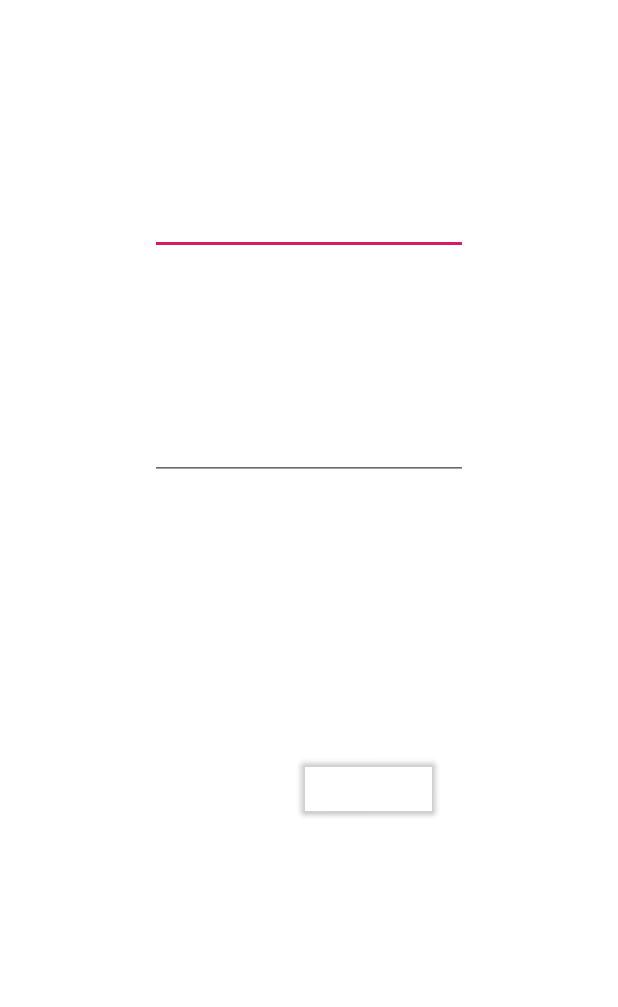
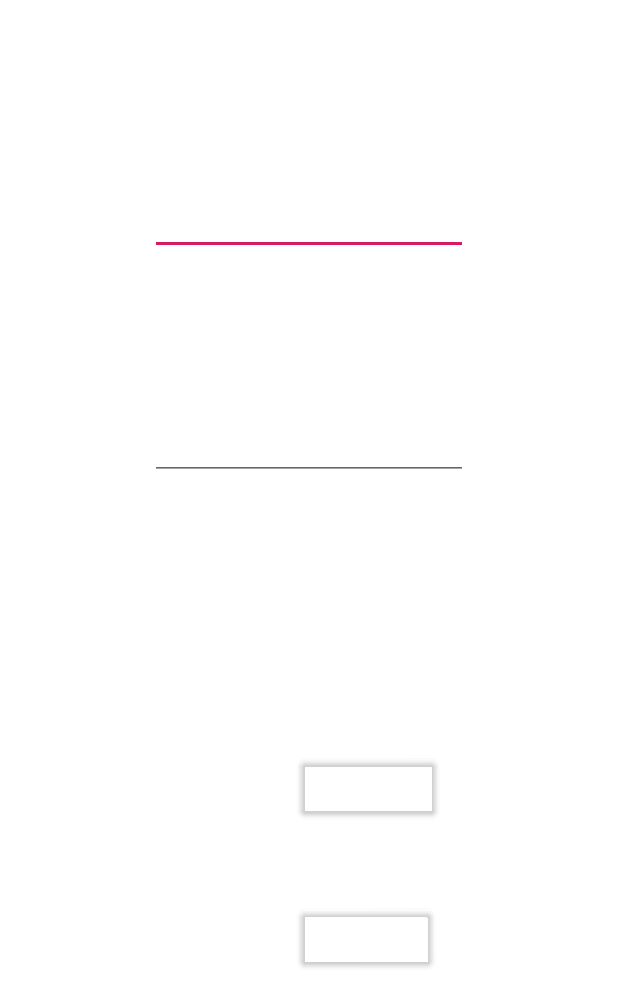
Before and after one commit to YonatanG95/Hobme, an Android app: the layout fragment_detailed_activity.xml on its own in the app's theme, with its tools: preview values and no code run, on a phone screen of 412 x 824 dp. Shown: the top 1007 px of the screen. Run offline under Robolectric (Android 15) with nearby library versions, the phone set to English and light mode, and no system bars.

Commit message:
Delete activity

```diff
--- a/app/src/main/java/AppViewModel/DetailedActivityViewModel.java
+++ b/app/src/main/java/AppViewModel/DetailedActivityViewModel.java
@@ -41,6 +41,10 @@ public class DetailedActivityViewModel extends ViewModel {
         repository.updateActivity(activity.getValue());
     }
 
+    public void deleteActivity(){
+        repository.deleteActivity(activity.getValue());
+    }
+
     public User getCurrUser() {
         return currUser;
     }
--- a/app/src/main/res/layout/fragment_detailed_activity.xml
+++ b/app/src/main/res/layout/fragment_detailed_activity.xml
@@ -48,6 +48,18 @@
             app:layout_constraintStart_toStartOf="parent"
             app:layout_constraintTop_toTopOf="parent" />
 
+
+        <com.google.android.material.button.MaterialButton
+            android:layout_width="wrap_content"
+            android:layout_height="wrap_content"
+            android:layout_marginStart="200dp"
+            android:layout_marginTop="600dp"
+            android:onClick="@{(view) -> handler.deleteActivity(view)}"
+            android:text="DELETE"
+            app:backgroundTint="@android:color/transparent"
+            app:layout_constraintStart_toStartOf="parent"
+            app:layout_constraintTop_toTopOf="parent" />
+
     </androidx.constraintlayout.widget.ConstraintLayout>
 
 </layout>
```
Also changed, not shown: app/src/main/java/AppView/DetailedActivityFragment.java (+7 -0 lines), app/src/main/java/DataSources/AppRepository.java (+9 -0 lines).
